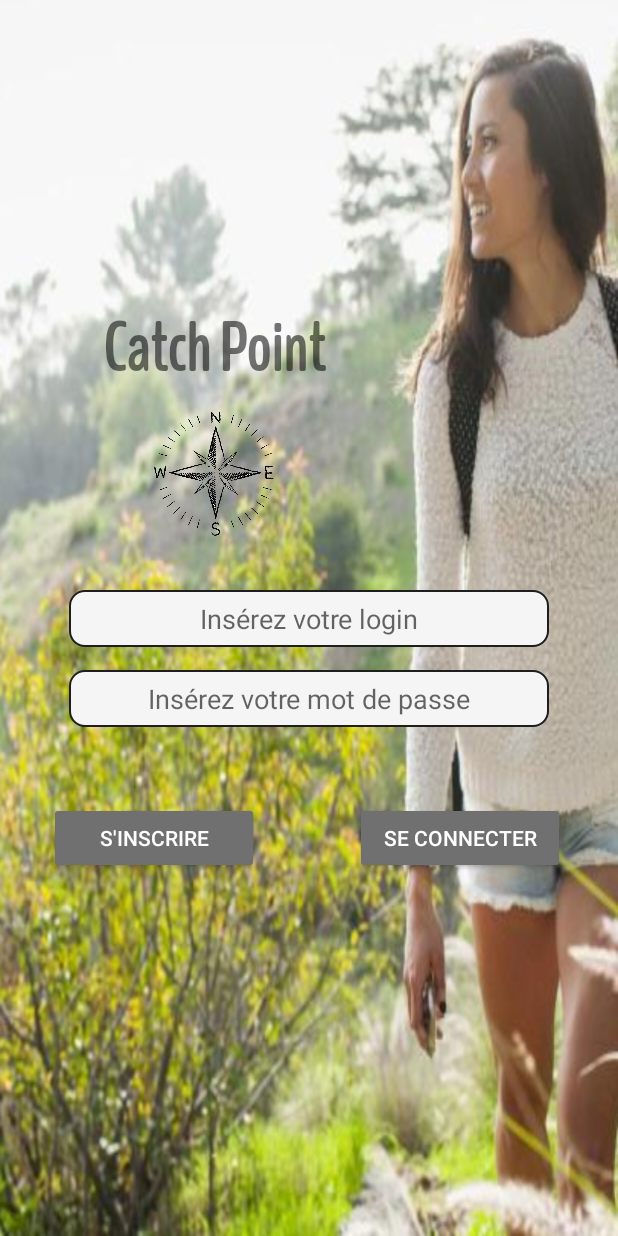
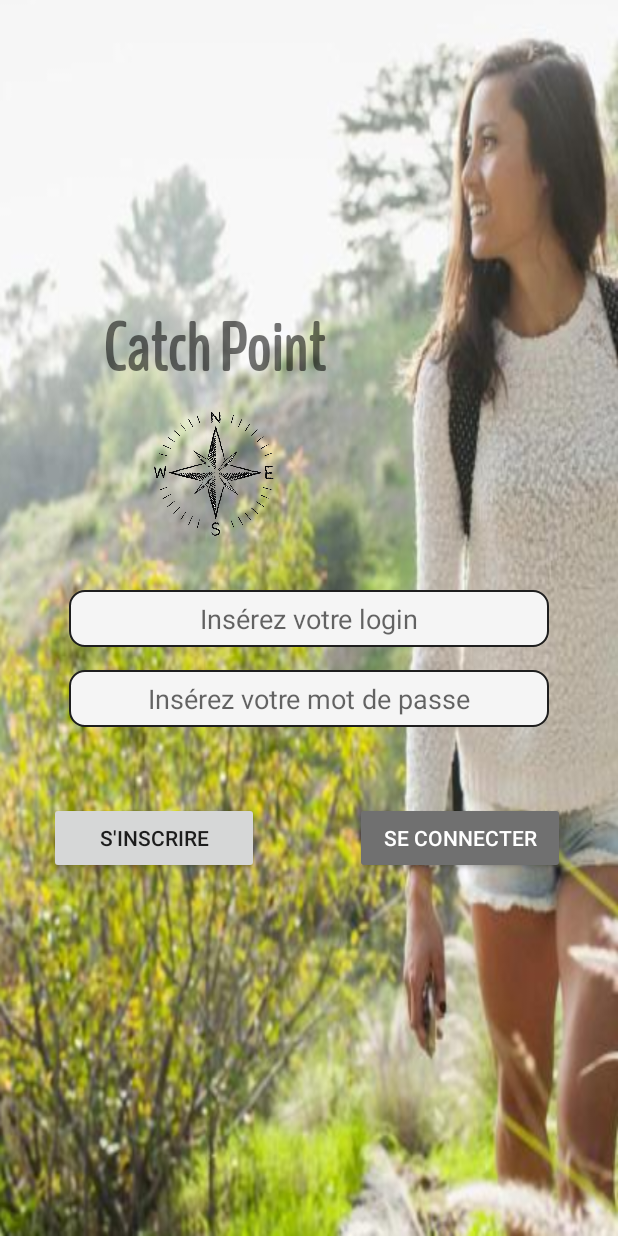
Before and after one commit to Coco-sempai/CatchPoin-Appli, an Android app: the screen it shows after launch (LogActivity), on a phone screen of 412 x 824 dp. Run offline under Robolectric (Android 15) with nearby library versions, the phone set to English and light mode, and no system bars.

Commit message:
Page de connection

```diff
--- a/app/src/main/res/layout/activity_log.xml
+++ b/app/src/main/res/layout/activity_log.xml
@@ -72,7 +72,7 @@
         app:layout_constraintTop_toBottomOf="@+id/motDePasse"
         app:layout_constraintHorizontal_bias="0.12"
         android:layout_marginTop="50dp"
-        android:theme="@style/buttonTheme"/>
+        android:theme="@drawable/main_header_selector"/>
 
     <Button
         android:layout_width="140dp"
```
